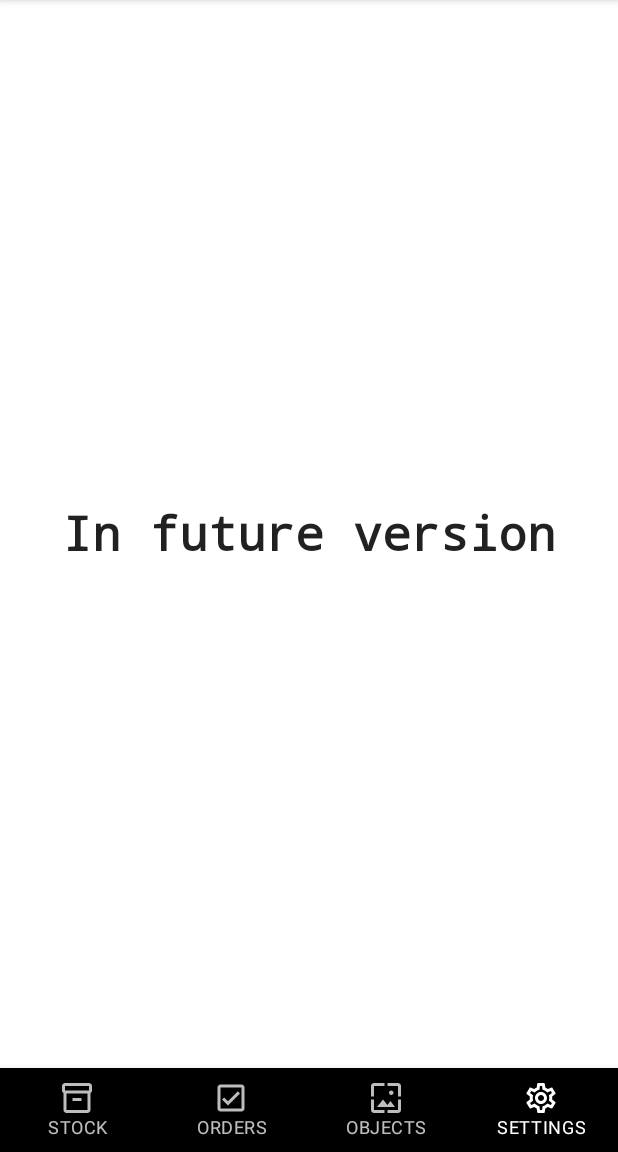
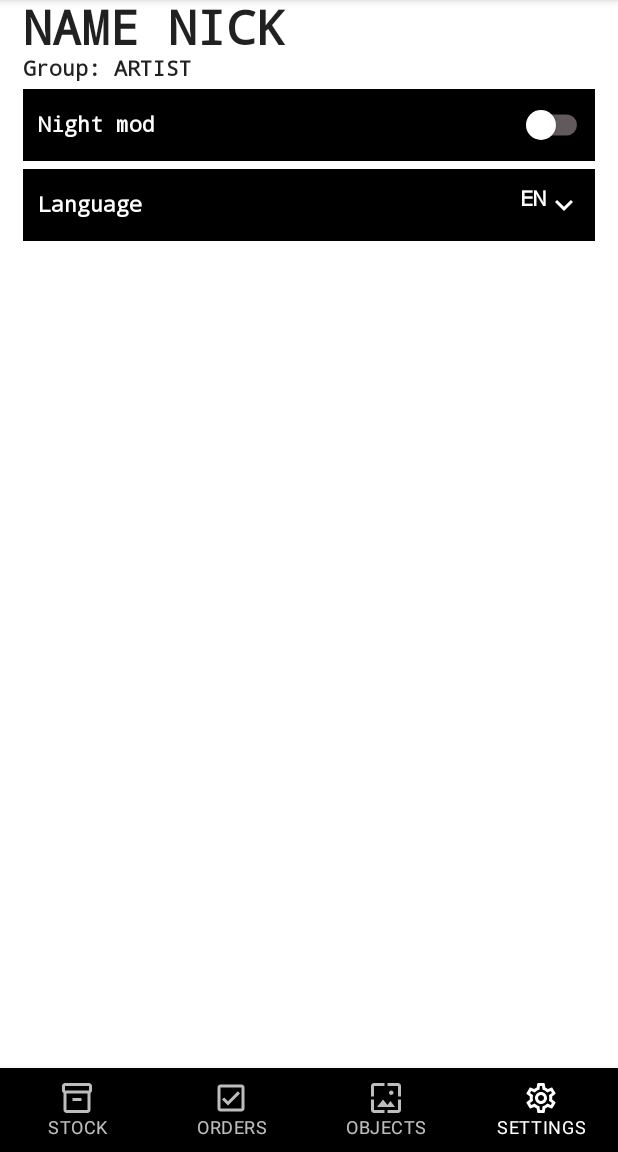
Before and after one commit to DoktorTa/StockSystem, an Android app built with Jetpack Compose: the screen it shows after launch (MainActivity), item 4 of the bottom bar chosen, on a phone screen of 412 x 824 dp, the part 84-1236 px from its top. Run offline under Robolectric (Android 15) with nearby library versions, the phone set to English and light mode, and no system bars; our stand-ins replace Dagger/Hilt's generated code.

Commit message:
Settings add

```diff
--- a/STENOGRAFFIA_APP/app/build.gradle
+++ b/STENOGRAFFIA_APP/app/build.gradle
@@ -58,6 +58,7 @@ dependencies {
     implementation project(path: ':domain')
     kapt "com.google.dagger:hilt-android-compiler:$hilt_version"
     implementation "androidx.hilt:hilt-navigation-compose:1.0.0"
+    implementation "androidx.datastore:datastore-preferences:1.0.0"
 
     implementation 'androidx.core:core-ktx:1.9.0'
     implementation 'androidx.lifecycle:lifecycle-runtime-ktx:2.6.1'
--- a/STENOGRAFFIA_APP/app/src/main/java/stenograffia/app/MainActivity.kt
+++ b/STENOGRAFFIA_APP/app/src/main/java/stenograffia/app/MainActivity.kt
@@ -1,20 +1,52 @@
 package stenograffia.app
 
+import android.content.Context
+import android.content.res.Configuration
 import android.os.Bundle
+import android.os.LocaleList
+import android.util.Log
 import androidx.activity.ComponentActivity
 import androidx.activity.compose.setContent
+import androidx.compose.runtime.Composable
+import androidx.compose.runtime.State
+import androidx.compose.runtime.collectAsState
+import androidx.hilt.navigation.compose.hiltViewModel
 import dagger.hilt.android.AndroidEntryPoint
+import stenograffia.app.ui.settings.DataStoreSettings
+import stenograffia.app.ui.settings.SettingsViewModel
 import stenograffia.app.ui.theme.STENOGRAFFIAAPPTheme
+import java.time.LocalTime
+import java.util.*
 
 @AndroidEntryPoint
 class MainActivity : ComponentActivity() {
 
     override fun onCreate(savedInstanceState: Bundle?) {
         super.onCreate(savedInstanceState)
+
+
+        val locale = Locale.ENGLISH
+        val configuration = baseContext.resources.configuration
+        configuration.setLocale(locale)
+        baseContext.resources.updateConfiguration(configuration, null)
+
+
         setContent {
-            STENOGRAFFIAAPPTheme {
-                StenograffiaApp()
+            val settingsViewModel: SettingsViewModel = hiltViewModel()
+            LoadSettings(settingsViewModel)
+
+            STENOGRAFFIAAPPTheme(
+                darkTheme = settingsViewModel.isDarkThemeEnabled.value
+            ) {
+                StenograffiaApp(settingsViewModel)
             }
         }
     }
+
+    @Composable
+    private fun LoadSettings(settingsViewModel: SettingsViewModel){
+        val dataStoreUtil = DataStoreSettings(applicationContext)
+        val dt: State<Boolean> = dataStoreUtil.getTheme().collectAsState(initial = false)
+        settingsViewModel.setTheme(dt.value)
+    }
 }
--- a/STENOGRAFFIA_APP/app/src/main/java/stenograffia/app/StenograffiaApp.kt
+++ b/STENOGRAFFIA_APP/app/src/main/java/stenograffia/app/StenograffiaApp.kt
@@ -27,6 +27,8 @@ import stenograffia.app.domain.model.PaintNamesTupleModel
 import stenograffia.app.ui.CustomTopBar
 import stenograffia.app.ui.stock.listPaintLine.ListPaintLine
 import stenograffia.app.ui.paint.ListPaint
+import stenograffia.app.ui.settings.Settings
+import stenograffia.app.ui.settings.SettingsViewModel
 import stenograffia.app.ui.stock.paint.Paint
 import stenograffia.app.ui.stock.stockCategories.StockCategories
 import stenograffia.app.ui.stock.listPaint.PaintListViewModel
@@ -34,7 +36,9 @@ import stenograffia.app.vw.PaintViewModel
 
 
 @Composable
-fun StenograffiaApp(){
+fun StenograffiaApp(
+    settingsViewModel: SettingsViewModel
+){
     val navController = rememberNavController()
     val app = ((LocalContext.current as Activity).application as App)
     Scaffold(
@@ -46,7 +50,7 @@ fun StenograffiaApp(){
             composable(Screen.StockCategories.route) {StockCategories(navController)}
             composable(Screen.Orders.route) { InFutureVersion(navController) }
             composable(Screen.Objects.route) { InFutureVersion(navController) }
-            composable(Screen.Settings.route) { InFutureVersion(navController) }
+            composable(Screen.Settings.route) { Settings(navController, settingsViewModel) }
 
             composable("ListPaintLine") { ListPaintLine(navController) }
 
--- /dev/null
+++ b/STENOGRAFFIA_APP/app/src/main/java/stenograffia/app/ui/settings/DataStoreSettings.kt
@@ -0,0 +1,43 @@
+package stenograffia.app.ui.settings
+
+import android.content.Context
+import androidx.datastore.core.DataStore
+import androidx.datastore.preferences.core.Preferences
+import androidx.datastore.preferences.core.booleanPreferencesKey
+import androidx.datastore.preferences.core.edit
+import androidx.datastore.preferences.core.stringPreferencesKey
+import androidx.datastore.preferences.preferencesDataStore
+import kotlinx.coroutines.flow.Flow
+import kotlinx.coroutines.flow.map
+
+class DataStoreSettings(private val context: Context) {
+
+    companion object {
+        private val Context.dataStore: DataStore<Preferences> by preferencesDataStore("settings")
+
+        val THEME_KEY = booleanPreferencesKey("theme")
+        val LOCALE_KEY = stringPreferencesKey("locale")
+    }
+
+    fun getTheme(): Flow<Boolean> = context.dataStore.data
+        .map { preferences ->
+            preferences[THEME_KEY] ?: false
+        }
+
+    fun getLocale(): Flow<String> = context.dataStore.data
+        .map { preferences ->
+            preferences[LOCALE_KEY] ?: "en"
+        }
+
+    suspend fun saveTheme(isDarkThemeEnabled: Boolean) {
+        context.dataStore.edit { preferences ->
+            preferences[THEME_KEY] = isDarkThemeEnabled
+        }
+    }
+
+    suspend fun saveLocale(localeCode: String) {
+        context.dataStore.edit { preferences ->
+            preferences[LOCALE_KEY] = localeCode
+        }
+    }
+}
--- /dev/null
+++ b/STENOGRAFFIA_APP/app/src/main/java/stenograffia/app/ui/settings/Settings.kt
@@ -0,0 +1,145 @@
+package stenograffia.app.ui.settings
+
+import android.util.Log
+import androidx.compose.foundation.background
+import androidx.compose.foundation.layout.Column
+import androidx.compose.foundation.layout.Row
+import androidx.compose.foundation.layout.Spacer
+import androidx.compose.foundation.layout.padding
+import androidx.compose.material.*
+import androidx.compose.material.icons.Icons
+import androidx.compose.material.icons.filled.MoreVert
+import androidx.compose.material.icons.outlined.ExpandMore
+import androidx.compose.runtime.*
+import androidx.compose.ui.Alignment
+import androidx.compose.ui.Modifier
+import androidx.compose.ui.graphics.Color
+import androidx.compose.ui.platform.LocalContext
+import androidx.compose.ui.tooling.preview.UiMode
+import androidx.compose.ui.unit.Dp
+import androidx.compose.ui.unit.DpOffset
+import androidx.compose.ui.unit.dp
+import androidx.hilt.navigation.compose.hiltViewModel
+import androidx.navigation.NavController
+import kotlinx.coroutines.launch
+
+
+@Composable
+fun Settings(
+    navController: NavController,
+    settingsViewModel: SettingsViewModel,
+){
+    val dataStoreSettings = DataStoreSettings(LocalContext.current)
+
+    Column {
+        Text(
+            text = "NAME NICK",
+            style = MaterialTheme.typography.h1,
+            modifier = Modifier.padding(start = 15.dp)
+            )
+        Text(
+            text = "Group: ARTIST",
+            style = MaterialTheme.typography.body1,
+            modifier = Modifier.padding(start = 15.dp)
+        )
+        ThemeSelector(dataStoreSettings, settingsViewModel)
+        LangSelector()
+
+    }
+}
+
+@Composable
+fun ThemeSelector(
+    dataStoreSettings: DataStoreSettings,
+    settingsViewModel: SettingsViewModel
+){
+    val checkedState = remember { settingsViewModel.isDarkThemeEnabled }
+    val coroutineScope = rememberCoroutineScope()
+
+    Row(
+        modifier = Modifier
+            .padding(start = 15.dp, end = 15.dp, top = 5.dp)
+            .background(MaterialTheme.colors.primary)
+    ) {
+        Text(
+            text = "Night mod",
+            color = MaterialTheme.colors.secondary,
+            modifier = Modifier
+                .padding(start = 10.dp)
+                .align(Alignment.CenterVertically),
+        )
+        Spacer(Modifier.weight(1f, true))
+        Switch(
+            modifier = Modifier.padding(end = 5.dp),
+            checked = checkedState.value,
+            onCheckedChange = {
+                checkedState.value = it
+                coroutineScope.launch {
+                    dataStoreSettings.saveTheme(it)
+                }
+            },
+            colors = SwitchDefaults.colors(
+                uncheckedTrackColor = Color(0xFFFFEBEE)
+            )
+        )
+    }
+}
+
+
+@Composable
+fun LangSelector(
+//    dataStoreSettings: DataStoreSettings,
+//    settingsViewModel: SettingsViewModel
+) {
+//    val checkedState = remember { settingsViewModel.isDarkThemeEnabled }
+//    val coroutineScope = rememberCoroutineScope()
+
+    var expanded by remember { mutableStateOf(false) }
+    val items = listOf("EN", "RU")
+    var disabledValue = remember { mutableStateOf("EN") }
+
+    Row(
+        modifier = Modifier
+            .padding(start = 15.dp, end = 15.dp, top = 5.dp)
+            .background(MaterialTheme.colors.primary)
+    ) {
+        Text(
+            text = "Language",
+            color = MaterialTheme.colors.secondary,
+            modifier = Modifier
+                .padding(start = 10.dp)
+                .align(Alignment.CenterVertically),
+        )
+        Spacer(Modifier.weight(1f, true))
+        IconButton(
+            onClick = { expanded = true },
+            modifier = Modifier.padding(end = 5.dp)
+        ) {
+            Row(){
+                Text(
+                    text = disabledValue.value,
+                    color = MaterialTheme.colors.secondary
+                )
+                Icon(
+                    Icons.Outlined.ExpandMore,
+                    contentDescription = "Выбор языка",
+                    tint = MaterialTheme.colors.secondary
+                    )
+            }
+        }
+        DropdownMenu(
+            expanded = expanded,
+            onDismissRequest = { expanded = false },
+            offset = DpOffset(x = Dp.Infinity, 0.dp)
+        ) {
+            items.forEachIndexed { index, s ->
+                DropdownMenuItem(onClick = {
+                    disabledValue.value = s
+                    expanded = false
+                }) {
+                    Text(text = s)
+                }
+            }
+        }
+    }
+}
--- /dev/null
+++ b/STENOGRAFFIA_APP/app/src/main/java/stenograffia/app/ui/settings/SettingsViewModel.kt
@@ -0,0 +1,25 @@
+package stenograffia.app.ui.settings
+
+import android.os.LocaleList
+import android.provider.ContactsContract.Contacts.Data
+import androidx.compose.runtime.mutableStateOf
+import androidx.lifecycle.ViewModel
+import dagger.hilt.android.lifecycle.HiltViewModel
+import org.intellij.lang.annotations.Language
+import java.time.LocalTime
+import java.util.*
+import javax.inject.Inject
+import kotlin.random.Random
+
+@HiltViewModel
+class SettingsViewModel @Inject constructor(): ViewModel() {
+    val userName: String = "User name"
+    val userStatus: String = "ARTIST"
+
+    var isDarkThemeEnabled = mutableStateOf(true)
+        private set
+
+    fun setTheme(isDarkTheme: Boolean) {
+        isDarkThemeEnabled.value = isDarkTheme
+    }
+}
--- a/STENOGRAFFIA_APP/app/src/main/res/values/strings.xml
+++ b/STENOGRAFFIA_APP/app/src/main/res/values/strings.xml
@@ -1,5 +1,5 @@
 <resources>
-    <string name="app_name">STENOGRAFFIA APP</string>
+    <string name="app_name">Cyber Anna</string>
 
 <!--  NavigationMenu  -->
     <string name="stock_menu">STOCK</string>
@@ -26,9 +26,9 @@
     <string name="paint_list_item_on_stock">ON STOCK</string>
 
 <!--  Paint  -->
-    <string name="paint_hex_color">HEX: #%1$s</string>
-    <string name="paint_cmyk_color">CMYK: cmyk(#%1$s)</string>
-    <string name="paint_hsl_color">HSL: hsl(#%1$s)</string>
+    <string name="paint_hex_color" translatable="false">HEX: #%1$s</string>
+    <string name="paint_cmyk_color" translatable="false">CMYK: cmyk(#%1$s)</string>
+    <string name="paint_hsl_color" translatable="false">HSL: hsl(#%1$s)</string>
     <string name="paint_button_likeness_paint">LIKENESS PAINT</string>
     <string name="paint_button_change_quantity">CHANGE QUANTITY</string>
     <string name="paint_quantity_in_stock">ON STOCK: %1$d PIECES</string>
```
Also changed, not shown: 1 other file.
